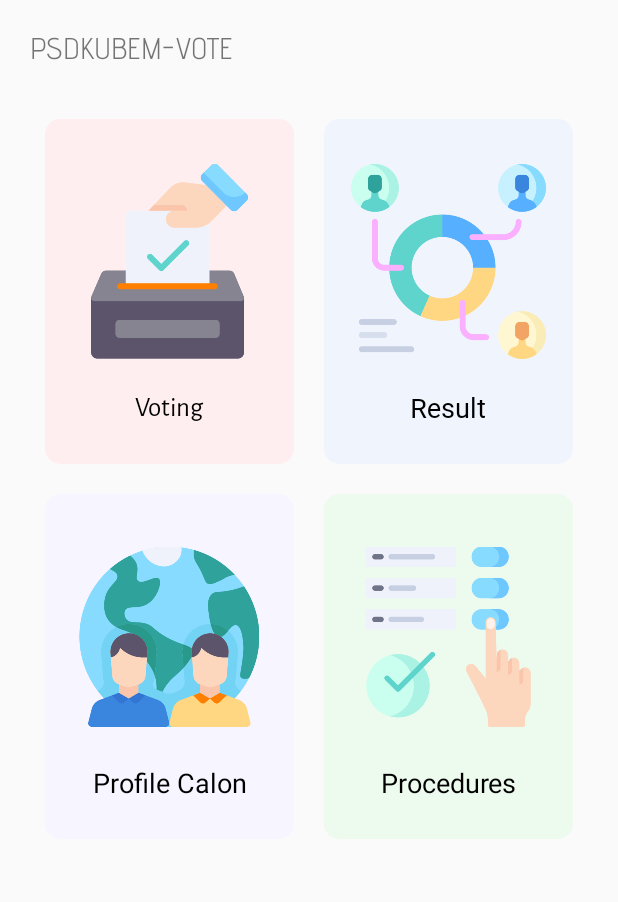
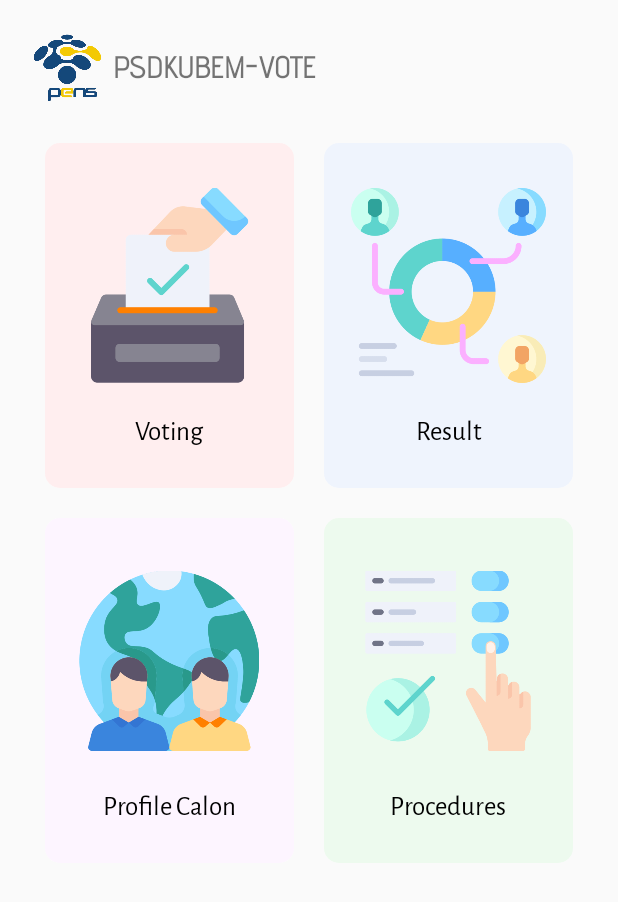
Before and after one commit to yosibagus/psdkuBEMVOTE, an Android app: the screen it shows after launch (MainActivity), on a phone screen of 412 x 824 dp. Shown: the top 902 px of the screen. Run offline under Robolectric (Android 15) with nearby library versions, the phone set to English and light mode, and no system bars.

Commit message:
menambahkan layout

```diff
--- /dev/null
+++ b/app/src/main/java/com/bagusyosi/psdkubemvote/VotingActivity.java
@@ -0,0 +1,14 @@
+package com.bagusyosi.psdkubemvote;
+
+import android.os.Bundle;
+
+import androidx.annotation.Nullable;
+import androidx.appcompat.app.AppCompatActivity;
+
+public class VotingActivity extends AppCompatActivity {
+    @Override
+    protected void onCreate(Bundle savedInstanceState) {
+        super.onCreate(savedInstanceState);
+
+    }
+}
--- a/app/src/main/res/layout/activity_main.xml
+++ b/app/src/main/res/layout/activity_main.xml
@@ -8,16 +8,31 @@
     android:orientation="vertical"
     tools:context=".MainActivity">
 
-    <TextView
-        android:id="@+id/judul"
+    <LinearLayout
         android:layout_width="match_parent"
         android:layout_height="wrap_content"
-        android:layout_marginLeft="20dp"
+        android:orientation="horizontal"
         android:layout_marginTop="20dp"
-        android:layout_marginBottom="20dp"
-        android:fontFamily="@font/advent_pro"
-        android:text="PSDKUBEM-VOTE"
-        android:textSize="20dp" />
+        android:layout_marginBottom="10dp"
+        android:layout_marginLeft="20dp">
+
+        <ImageView
+            android:layout_width="50dp"
+            android:layout_height="50dp"
+            android:src="@drawable/logopens"/>
+        <TextView
+            android:layout_marginLeft="5dp"
+            android:layout_gravity="center"
+            android:id="@+id/judul"
+            android:layout_width="wrap_content"
+            android:layout_height="wrap_content"
+            android:fontFamily="@font/advent_pro"
+            android:textStyle="bold"
+            android:text="PSDKUBEM-VOTE"
+            android:textSize="20dp" />
+
+
+    </LinearLayout>
 
 
     <LinearLayout
@@ -39,9 +54,12 @@
                 android:layout_marginRight="10dp"
                 android:layout_width="match_parent"
                 android:layout_weight="1"
-                android:layout_height="230dp">
+                android:layout_height="230dp"
+                android:clickable="true"
+                android:foreground="?android:attr/selectableItemBackground">
 
                 <LinearLayout
+                    android:id="@+id/menuVoting"
                     android:background="#ffeeef"
                     android:orientation="vertical"
                     android:layout_width="match_parent"
@@ -98,7 +116,7 @@
                         android:layout_height="wrap_content"
                         android:text="Result"
                         android:textSize="18dp"
-                        android:fontFamily="@font/roboto"
+                        android:fontFamily="@font/alegreya_sans"
                         android:textColor="@color/colorBlack"
                         android:textAlignment="center" />
 
@@ -127,7 +145,7 @@
                 android:layout_height="230dp">
 
                 <LinearLayout
-                    android:background="#f7f5ff"
+                    android:background="#FDF5FF"
                     android:orientation="vertical"
                     android:layout_width="match_parent"
                     android:layout_height="match_parent">
@@ -147,7 +165,8 @@
                         android:layout_alignParentBottom="true"
                         android:textSize="18dp"
                         android:textColor="@color/colorBlack"
-                        android:text="Profile Calon"/>
+                        android:text="Profile Calon"
+                        android:fontFamily="@font/alegreya_sans"/>
 
                 </LinearLayout>
 
@@ -183,7 +202,8 @@
                         android:text="Procedures"
                         android:textSize="18dp"
                         android:textColor="@color/colorBlack"
-                        android:textAlignment="center" />
+                        android:textAlignment="center"
+                        android:fontFamily="@font/alegreya_sans"/>
 
                 </LinearLayout>
 
--- /dev/null
+++ b/app/src/main/res/layout/activity_vote.xml
@@ -0,0 +1,6 @@
+<?xml version="1.0" encoding="utf-8"?>
+<LinearLayout xmlns:android="http://schemas.android.com/apk/res/android"
+    android:orientation="vertical" android:layout_width="match_parent"
+    android:layout_height="match_parent">
+
+</LinearLayout>
--- /dev/null
+++ b/app/src/main/res/layout/vote_activity.xml
@@ -0,0 +1,6 @@
+<?xml version="1.0" encoding="utf-8"?>
+<LinearLayout xmlns:android="http://schemas.android.com/apk/res/android"
+    android:orientation="vertical" android:layout_width="match_parent"
+    android:layout_height="match_parent">
+
+</LinearLayout>
```
Also changed, not shown: app/src/main/res/drawable-v24/dua.png (deleted), app/src/main/res/drawable-v24/logopens.png (added), app/src/main/res/drawable-v24/satu.png (deleted).
